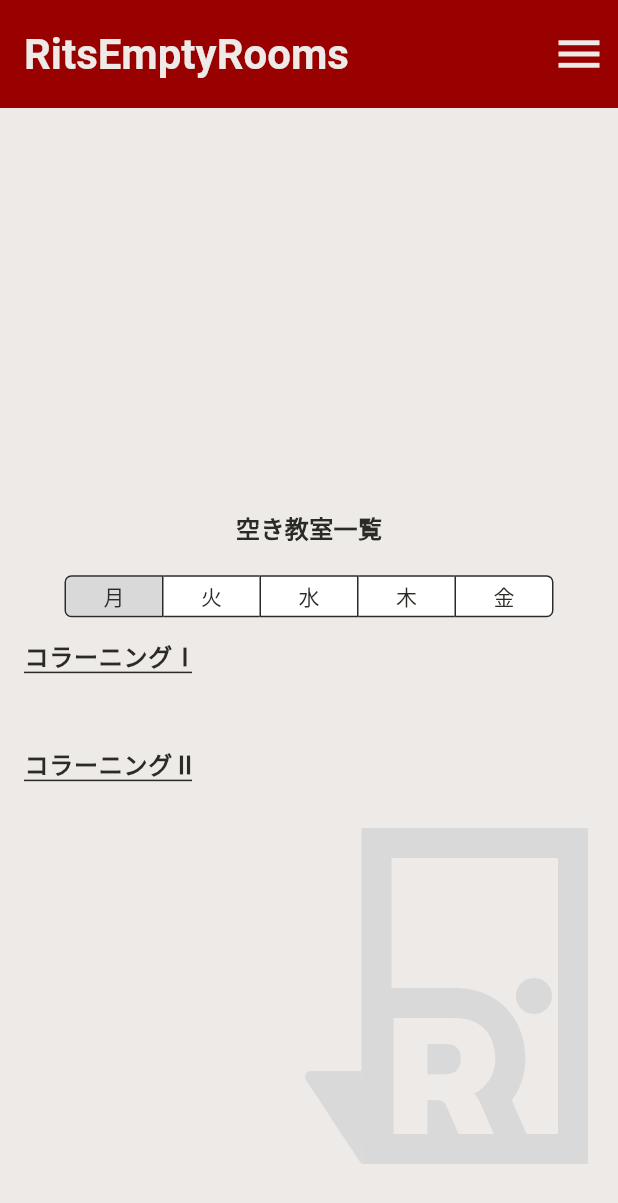
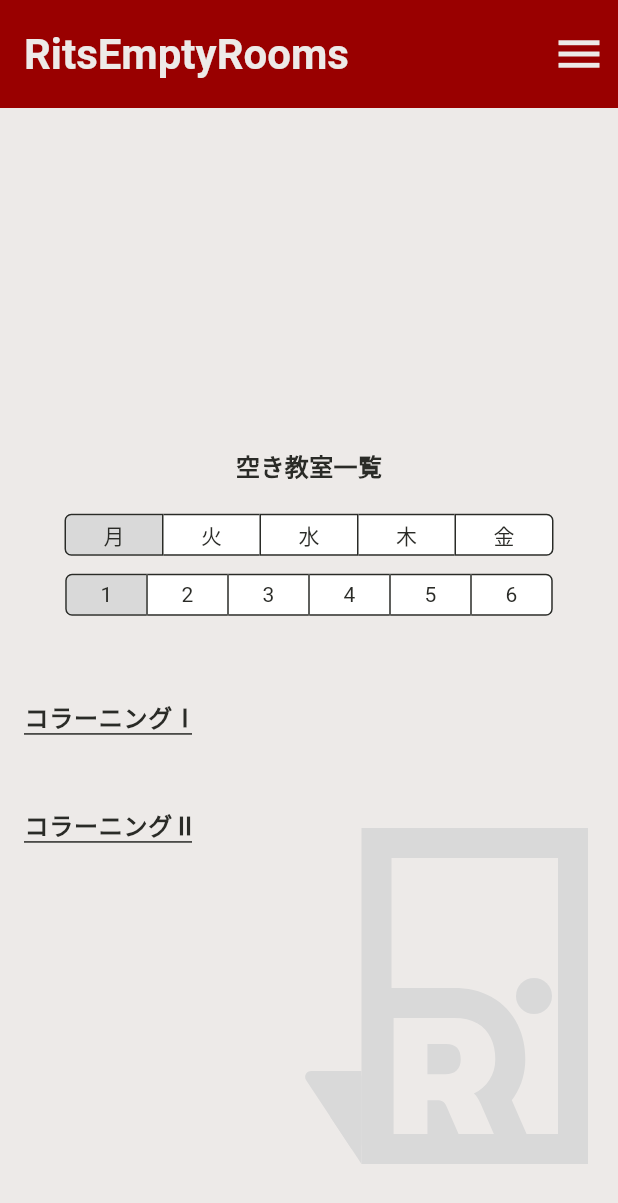
Before and after one commit to YukaChoco/rits_empty_room, a Flutter app: the screen it shows after launch, on a phone screen of 412 x 824 dp. Shown: the top 1203 px of the screen. Run offline on Flutter 3.47's test engine with Material 3 defaults, Android fonts, the phone set to English and light mode, and no system bars; our stand-ins replace cloud_firestore, firebase_core, flutter_dotenv, flutter_riverpod, flutter_svg; accounts and stored records are empty.

```diff
--- a/lib/main.dart
+++ b/lib/main.dart
@@ -67,6 +67,7 @@ class MyHomePage extends ConsumerWidget {
       (Weeks.fri, '金'),
     ];
     final weekSelection = ref.watch(weekSelectionController);
+    final periodSelection = ref.watch(periodSelectionController);
 
     // ここでFirestoreServiceを使ってデータを取得する
     final firestoreService = FirestoreService();
@@ -168,6 +169,7 @@ class MyHomePage extends ConsumerWidget {
                       fontSize: 16,
                     )),
                 const SizedBox(height: 20),
+                // 曜日選択ボタン
                 Container(
                   height: 28,
                   decoration: BoxDecoration(
@@ -182,7 +184,10 @@ class MyHomePage extends ConsumerWidget {
                             .updateLoading(true);
                         firestoreService
                             .getEmptyRooms(
-                                Campus.bkc, Weeks.values[index + 1], 3)
+                          Campus.bkc,
+                          Weeks.values[index + 1],
+                          periodSelection.indexOf(true) + 1,
+                        )
                             .then((value) {
                           ref.read(roomsController.notifier).updateRooms(value);
                           ref
@@ -207,6 +212,50 @@ class MyHomePage extends ConsumerWidget {
                       ),
                       children: weeksOptions.map((e) => Text(e.$2)).toList()),
                 ),
+                const SizedBox(height: 12),
+                // 時限選択ボタン
+                Container(
+                  height: 28,
+                  decoration: BoxDecoration(
+                    color: Colors.white,
+                    borderRadius: BorderRadius.circular(4),
+                  ),
+                  child: ToggleButtons(
+                    isSelected: periodSelection,
+                    onPressed: (int index) {
+                      ref.read(loadingController.notifier).updateLoading(true);
+                      firestoreService
+                          .getEmptyRooms(
+                              Campus.bkc,
+                              Weeks.values[weekSelection.indexOf(true) + 1],
+                              index + 1)
+                          .then((value) {
+                        ref.read(roomsController.notifier).updateRooms(value);
+                        ref
+                            .read(loadingController.notifier)
+                            .updateLoading(false);
+                      });
+                      ref
+                          .read(periodSelectionController.notifier)
+                          .updateSelection(List.generate(
+                              periodSelection.length, (i) => i == index));
+                    },
+                    color: Theme.of(context).colorScheme.onSurface,
+                    selectedColor: Theme.of(context).colorScheme.onSurface,
+                    fillColor: Theme.of(context).colorScheme.secondary,
+                    borderRadius: BorderRadius.circular(4),
+                    borderColor: Theme.of(context).colorScheme.onSurface,
+                    selectedBorderColor:
+                        Theme.of(context).colorScheme.onSurface,
+                    constraints: const BoxConstraints(
+                      minWidth: 53,
+                      minHeight: 28,
+                    ),
+                    children: List.generate(
+                        6, (index) => Text((index + 1).toString())),
+                  ),
+                ),
+                const SizedBox(height: 42),
                 ListView.builder(
                   shrinkWrap: true,
                   itemCount: rooms.length,
--- a/lib/selections_provider.dart
+++ b/lib/selections_provider.dart
@@ -14,3 +14,18 @@ class WeekSelection extends StateNotifier<List<bool>> {
     state = newSelection;
   }
 }
+
+final periodSelectionController =
+    StateNotifierProvider<PeriodSelection, List<bool>>((ref) {
+  return PeriodSelection(ref);
+});
+
+class PeriodSelection extends StateNotifier<List<bool>> {
+  PeriodSelection(this.ref) : super(List.generate(6, (index) => index == 0));
+
+  final Ref ref;
+
+  void updateSelection(List<bool> newSelection) {
+    state = newSelection;
+  }
+}
```
